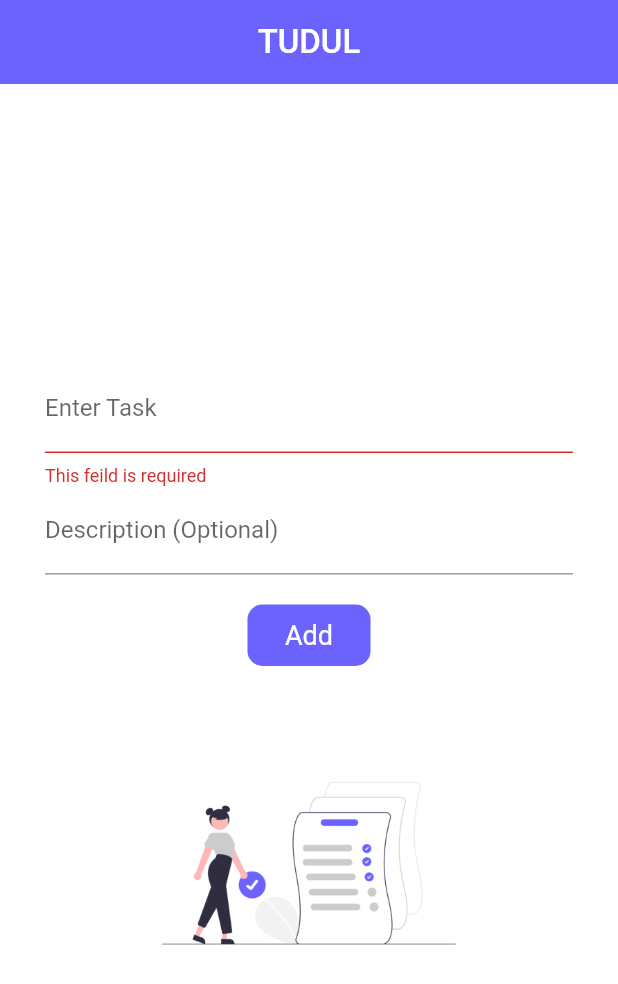
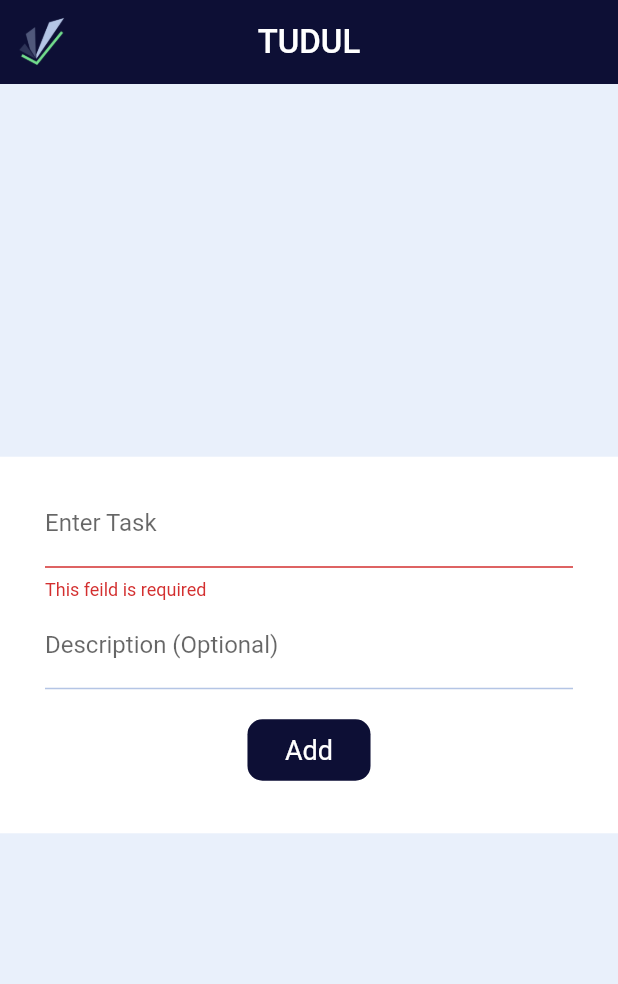
Before and after one commit to mayank-96/Tudul-App-Flutter, a Flutter app: the screen it shows after launch, after a tap on "Add", on a phone screen of 412 x 824 dp. Shown: the top 984 px of the screen. Run offline on Flutter 3.47's test engine with Material 2 defaults, Android fonts, the phone set to English and light mode, and no system bars; our stand-ins replace google_fonts, sqflite; accounts and stored records are empty; Roboto replaces fonts that are missing (Ubuntu).

Commit message:
Fixed: Update Bug

```diff
--- a/tudul/lib/main.dart
+++ b/tudul/lib/main.dart
@@ -15,7 +15,7 @@ class MyApp extends StatelessWidget {
     return MaterialApp(
       title: 'Tudul',
       theme: ThemeData(
-        primaryColor: blue,
+        primaryColor: darkblue,
         fontFamily: GoogleFonts.ubuntu().fontFamily,
       ),
       home: MyHomePage(title: 'TUDUL'),
@@ -50,9 +50,14 @@ class _MyHomePageState extends State<MyHomePage> {
 
   @override
   Widget build(BuildContext context) {
-    return Scaffold(
-      backgroundColor: Colors.white,
+    return GestureDetector(
+      onTap: FocusManager.instance.primaryFocus?.unfocus,
+      child: Scaffold(
+        backgroundColor: lightblue,
         appBar: AppBar(
+          leading: Image(
+            image: AssetImage('assets/images/logo.png'),
+          ),
           title: Text(
             widget.title,
             style: TextStyle(
@@ -72,6 +77,7 @@ class _MyHomePageState extends State<MyHomePage> {
             ],
           ),
         ), // This trailing comma makes auto-formatting nicer for build methods.
+      ),
     );
   }
 
@@ -86,12 +92,12 @@ class _MyHomePageState extends State<MyHomePage> {
                 controller: _ctrlName,
                 decoration: InputDecoration(
                   labelText: 'Enter Task',
-                  // enabledBorder: UnderlineInputBorder(
-                  //   borderSide: BorderSide(color: Colors.red),
-                  // ),
-                  // focusedBorder: UnderlineInputBorder(
-                  //   borderSide: BorderSide(color: blue, width: 12.0),
-                  // ),
+                  enabledBorder: UnderlineInputBorder(
+                    borderSide: BorderSide(color: mediumblue),
+                  ),
+                  focusedBorder: UnderlineInputBorder(
+                    borderSide: BorderSide(color: darkblue, width: 2.0),
+                  ),
                 ),
                 onSaved: (val) => setState(() => _task.name = val),
                 validator: (val) =>
@@ -101,11 +107,14 @@ class _MyHomePageState extends State<MyHomePage> {
                 controller: _ctrlDesc,
                 decoration: InputDecoration(
                   labelText: 'Description (Optional)',
+                  enabledBorder: UnderlineInputBorder(
+                    borderSide: BorderSide(color: mediumblue),
+                  ),
+                  focusedBorder: UnderlineInputBorder(
+                    borderSide: BorderSide(color: darkblue, width: 2.0),
+                  ),
                 ),
                 onSaved: (val) => setState(() => _task.desc = val),
-                // validator: (val) => (val!.length < 10
-                //     ? 'Atleast 10 characters required'
-                //     : null),
               ),
               InkWell(
                 onTap: _onSubmit,
@@ -126,7 +135,7 @@ class _MyHomePageState extends State<MyHomePage> {
                       ),
                     ),
                     decoration: BoxDecoration(
-                      color: blue,
+                      color: darkblue,
                       borderRadius: BorderRadius.circular(10),
                     ),
                   ),
@@ -138,10 +147,11 @@ class _MyHomePageState extends State<MyHomePage> {
       );
 
   _refreshTaskList() async {
-    List<Task> x = await _dbHelper.fetchContacts();
+    List<Task> x = await _dbHelper.fetchTasks();
     setState(() {
       _tasks = x;
     });
+    _resetForm();
   }
 
   _onSubmit() async {
@@ -149,11 +159,16 @@ class _MyHomePageState extends State<MyHomePage> {
     if (form!.validate()) {
       form.save();
       if (_task.id == null)
-        await _dbHelper.insertContact(_task);
+        await _dbHelper.insertTask(_task);
       else
-        await _dbHelper.updateContact(_task);
-      _resetForm();
+        await _dbHelper.updateTask(_task);
+
       _refreshTaskList();
+      FocusScopeNode currentFocus = FocusScope.of(context);
+
+      if (!currentFocus.hasPrimaryFocus) {
+        currentFocus.unfocus();
+      }
     }
   }
 
@@ -162,6 +177,7 @@ class _MyHomePageState extends State<MyHomePage> {
       _formKey.currentState!.reset();
       _ctrlName.clear();
       _ctrlDesc.clear();
+      _task.id = null;
     });
   }
 
@@ -175,14 +191,19 @@ class _MyHomePageState extends State<MyHomePage> {
 
   _empty() => Padding(
         padding: const EdgeInsets.only(top: 20.0),
-        child: Container(
-          child: Card(
-            child: Image(
-              image: AssetImage('assets/images/todo.png'),
-              height: 145,
+        child: Column(
+          children: [
+            Container(
+                // child: Card(
+                //   child: Image(
+                //     image: AssetImage('assets/images/todo.png'),
+                //     height: 145,
+                //   ),
+                //   elevation: 0,
+                // ),
                 ),
-            elevation: 0,
-          ),
+            // Text("No tasks!!"),
+          ],
         ),
       );
 
@@ -197,13 +218,13 @@ class _MyHomePageState extends State<MyHomePage> {
                   ListTile(
                     leading: Icon(
                       Icons.task,
-                      color: blue,
+                      color: darkblue,
                       size: 40.0,
                     ),
                     title: Text(
                       _tasks[index].name!.toUpperCase(),
                       style: TextStyle(
-                        color: blue,
+                        color: darkblue,
                         fontWeight: FontWeight.bold,
                       ),
                     ),
@@ -211,10 +232,10 @@ class _MyHomePageState extends State<MyHomePage> {
                     trailing: IconButton(
                       icon: Icon(
                         Icons.delete_sweep,
-                        color: blue,
+                        color: darkblue,
                       ),
                       onPressed: () async {
-                        await _dbHelper.deleteContact(_tasks[index].id!);
+                        await _dbHelper.deleteTask(_tasks[index].id!);
                         _resetForm();
                         _refreshTaskList();
                       },
@@ -228,7 +249,7 @@ class _MyHomePageState extends State<MyHomePage> {
                     },
                   ),
                   Divider(
-                    height: 5.0,
+                    height: 10.0,
                   ),
                 ],
               );
--- a/tudul/lib/utils/colors.dart
+++ b/tudul/lib/utils/colors.dart
@@ -2,4 +2,6 @@ import 'package:flutter/cupertino.dart';
 
 import 'package:flutter/material.dart';
 
-final Color blue = Color(0xff6C63FF);
+final Color lightblue = Color(0xffE9F0FB);
+final Color mediumblue = Color(0xffB4C5E5);
+final Color darkblue = Color(0xff0D0F35);
--- a/tudul/lib/utils/database_helper.dart
+++ b/tudul/lib/utils/database_helper.dart
@@ -38,28 +38,28 @@ class DatabaseHelper {
       ''');
   }
 
-  //contact - insert
-  Future<int> insertContact(Task task) async {
+  //Task - insert
+  Future<int> insertTask(Task task) async {
     Database? db = await database;
     return await db!.insert(Task.tblTask, task.toMap());
   }
 
-//contact - update
-  Future<int> updateContact(Task task) async {
+//Task - update
+  Future<int> updateTask(Task task) async {
     Database? db = await database;
     return await db!.update(Task.tblTask, task.toMap(),
         where: '${Task.colId}=?', whereArgs: [task.id]);
   }
 
-//contact - delete
-  Future<int> deleteContact(int id) async {
+//Task - delete
+  Future<int> deleteTask(int id) async {
     Database? db = await database;
     return await db!
         .delete(Task.tblTask, where: '${Task.colId}=?', whereArgs: [id]);
   }
 
-//contact - retrieve all
-  Future<List<Task>> fetchContacts() async {
+//Task - retrieve all
+  Future<List<Task>> fetchTasks() async {
     Database? db = await database;
     List<Map> task = await db!.query(Task.tblTask);
     return task.length == 0 ? [] : task.map((x) => Task.fromMap(x)).toList();
--- a/tudul/pubspec.yaml
+++ b/tudul/pubspec.yaml
@@ -49,7 +49,7 @@ flutter:
 
   # To add assets to your application, add an assets section, like this:
   assets:
-    - assets/images/todo.png
+    - assets/images/logo.png
   #   - images/a_dot_ham.jpeg
 
   # An image asset can refer to one or more resolution-specific "variants", see
```
Also changed, not shown: tudul/assets/images/logo.png (added). Lines whose indentation alone changed are shown as unchanged.
